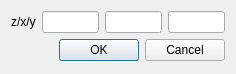
Above: go_to_xyz_dialog_base.ui from yoms/go_to_x_y_z before the change. Below: the same form after it.
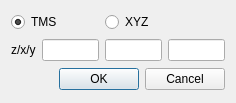
That is the form after the change.

The edit to the form file:
```diff
--- a/go_to_xyz_dialog_base.ui
+++ b/go_to_xyz_dialog_base.ui
@@ -7,30 +7,30 @@
     <x>0</x>
     <y>0</y>
     <width>236</width>
-    <height>74</height>
+    <height>103</height>
    </rect>
   </property>
   <property name="windowTitle">
    <string>Go to XYZ</string>
   </property>
   <layout class="QGridLayout" name="gridLayout">
-   <item row="0" column="2">
+   <item row="1" column="2">
     <widget class="QLineEdit" name="x_lineEdit"/>
    </item>
-   <item row="0" column="1">
+   <item row="1" column="1">
     <widget class="QLineEdit" name="z_lineEdit"/>
    </item>
-   <item row="0" column="0">
+   <item row="1" column="0">
     <widget class="QLabel" name="label">
      <property name="text">
       <string>z/x/y</string>
      </property>
     </widget>
    </item>
-   <item row="0" column="3">
+   <item row="1" column="3">
     <widget class="QLineEdit" name="y_lineEdit"/>
    </item>
-   <item row="1" column="0" colspan="4">
+   <item row="2" column="0" colspan="4">
     <widget class="QDialogButtonBox" name="button_box">
      <property name="orientation">
       <enum>Qt::Horizontal</enum>
@@ -40,6 +40,23 @@
      </property>
     </widget>
    </item>
+   <item row="0" column="2" colspan="2">
+    <widget class="QRadioButton" name="XYZ_radiobutton">
+     <property name="text">
+      <string>XYZ</string>
+     </property>
+    </widget>
+   </item>
+   <item row="0" column="0" colspan="2">
+    <widget class="QRadioButton" name="tms_radiobutton">
+     <property name="text">
+      <string>TMS</string>
+     </property>
+     <property name="checked">
+      <bool>true</bool>
+     </property>
+    </widget>
+   </item>
   </layout>
  </widget>
  <tabstops>
```
